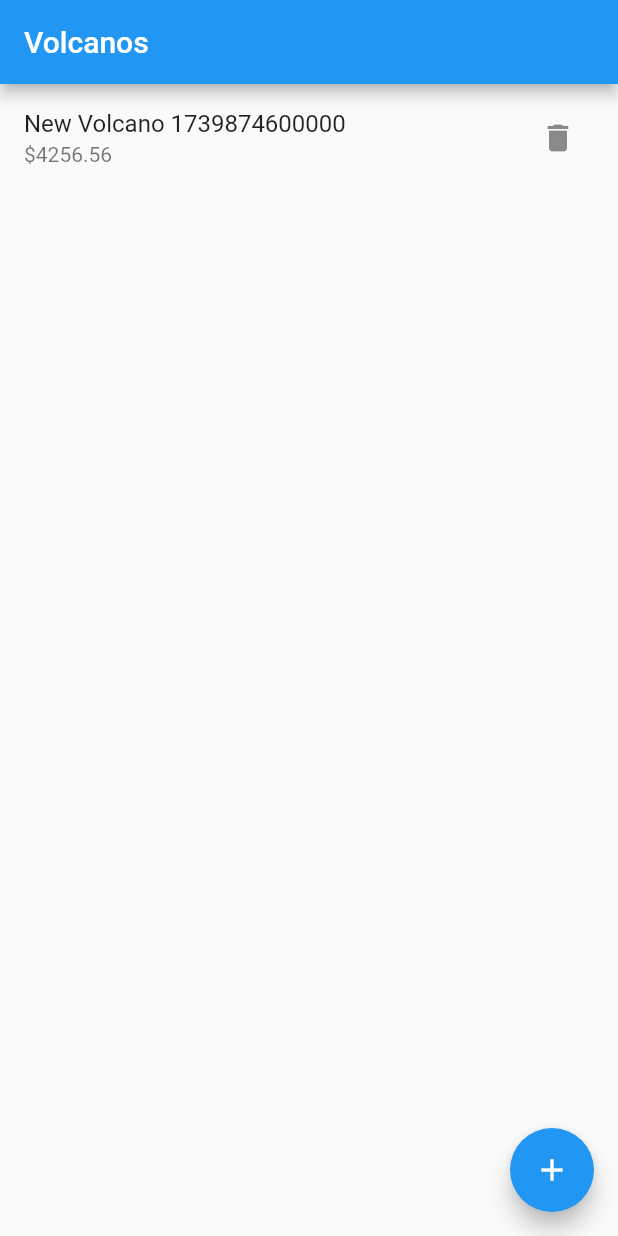
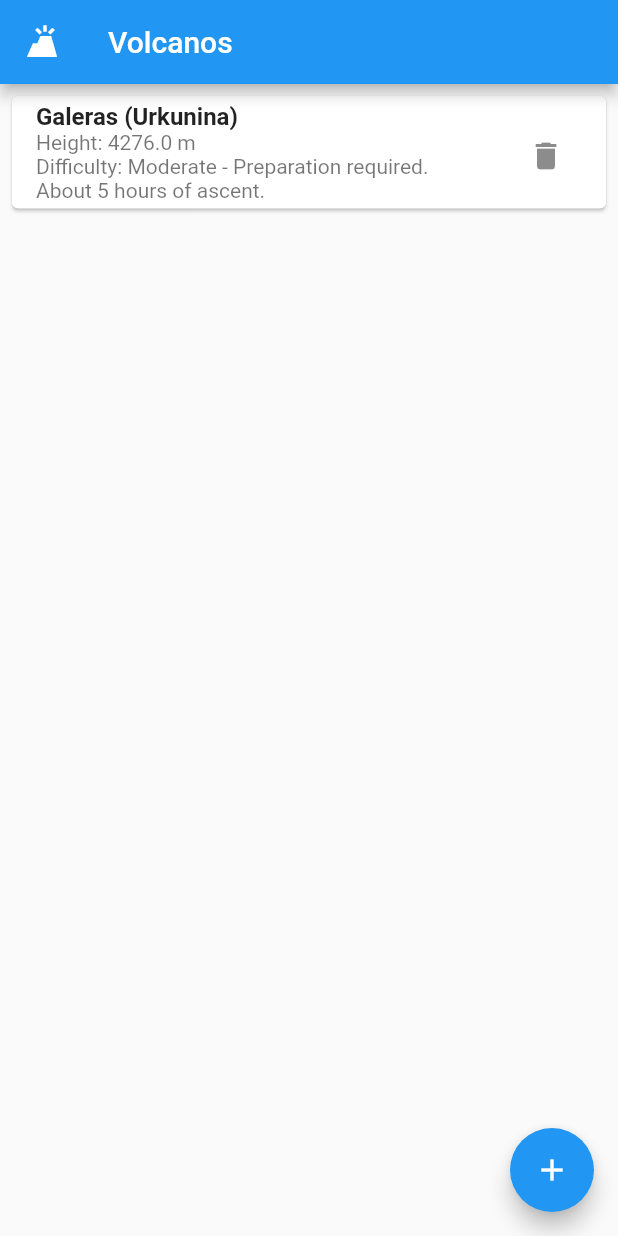
Before and after one commit to AT1927/patrones_flutter, a Flutter app: the screen it shows after launch, after a tap on the "add" icon, on a phone screen of 412 x 824 dp. Run offline on Flutter 3.47's test engine with Material 3 defaults, Android fonts, the phone set to English and light mode, and no system bars; our stand-ins replace flutter_bloc.

Commit message:
Volcano Array Implementation and improvement

```diff
--- a/lib/presentation/pages/volcano_list_page.dart
+++ b/lib/presentation/pages/volcano_list_page.dart
@@ -6,14 +6,58 @@ import 'package:flutter/material.dart';
 import 'package:flutter_bloc/flutter_bloc.dart';
 import 'package:uuid/uuid.dart';
 
-class VolcanoListPage extends StatelessWidget {
+class VolcanoListPage extends StatefulWidget {
   const VolcanoListPage({super.key});
+
+  @override
+  State<VolcanoListPage> createState() => _VolcanoListPageState();
+}
+
+class _VolcanoListPageState extends State<VolcanoListPage> {
+  final List<Volcano> predefinedVolcanoes = [
+    Volcano(
+      id: const Uuid().v4(),
+      name: 'Galeras (Urkunina)',
+      height: 4276.0,
+      difficulty: 'Moderate - Preparation required. About 5 hours of ascent.',
+    ),
+    Volcano(
+      id: const Uuid().v4(),
+      name: 'Cumbal',
+      height: 4764.0,
+      difficulty:
+          'High difficulty - Requires good physical condition and acclimatization. About 5 hours of ascent.',
+    ),
+    Volcano(
+      id: const Uuid().v4(),
+      name: 'Azufral (Laguna Verde)',
+      height: 4070.0,
+      difficulty: 'Easy difficulty - About 3 hours of ascent from the refuge.',
+    ),
+    Volcano(
+      id: const Uuid().v4(),
+      name: 'Chiles',
+      height: 4723.0,
+      difficulty:
+          'Moderate difficulty - About 3 hours of ascent from the refuge.',
+    ),
+    Volcano(
+      id: const Uuid().v4(),
+      name: 'Cayambe',
+      height: 5790.0,
+      difficulty:
+          'Challenging - Requires good physical condition and acclimatization for the snow. About 4 hours of ascent from the last refuge.',
+    ),
+  ];
+
+  int currentIndex = 0;
 
   @override
   Widget build(BuildContext context) {
     return Scaffold(
       appBar: AppBar(
         title: const Text('Volcanos'),
+        leading: Icon(Icons.volcano),
       ),
       body: BlocBuilder<VolcanoBloc, VolcanoState>(
         builder: (context, state) {
@@ -28,9 +72,16 @@ class VolcanoListPage extends StatelessWidget {
               itemCount: state.volcanos.length,
               itemBuilder: (context, index) {
                 final volcano = state.volcanos[index];
-                return ListTile(
-                  title: Text(volcano.name),
-                  subtitle: Text('\$${volcano.height}'),
+                return Card(
+                  margin: const EdgeInsets.all(8.0),
+                  child: ListTile(
+                    title: Text(
+                      volcano.name,
+                      style: const TextStyle(fontWeight: FontWeight.bold),
+                    ),
+                    subtitle: Text(
+                      'Height: ${volcano.height} m\nDifficulty: ${volcano.difficulty}',
+                    ),
                     trailing: IconButton(
                       icon: const Icon(Icons.delete),
                       onPressed: () {
@@ -38,6 +89,7 @@ class VolcanoListPage extends StatelessWidget {
                               DeleteVolcanoEvent(volcano.id),
                             );
                       },
+                    ),
                   ),
                 );
               },
@@ -48,13 +100,14 @@ class VolcanoListPage extends StatelessWidget {
       ),
       floatingActionButton: FloatingActionButton(
         onPressed: () {
-          final volcano = Volcano(
-            id: const Uuid().v4(),
-            name: 'New Volcano ${DateTime.now().millisecondsSinceEpoch}',
-            height: 4256.56,
-            difficulty: 'A new volcano difficulty description',
-          );
-          context.read<VolcanoBloc>().add(AddVolcano(volcano));
+          if (currentIndex < predefinedVolcanoes.length) {
+            context
+                .read<VolcanoBloc>()
+                .add(AddVolcano(predefinedVolcanoes[currentIndex]));
+            setState(() {
+              currentIndex = (currentIndex + 1) % predefinedVolcanoes.length;
+            });
+          }
         },
         child: const Icon(Icons.add),
       ),
```
Lines whose indentation alone changed are shown as unchanged.
